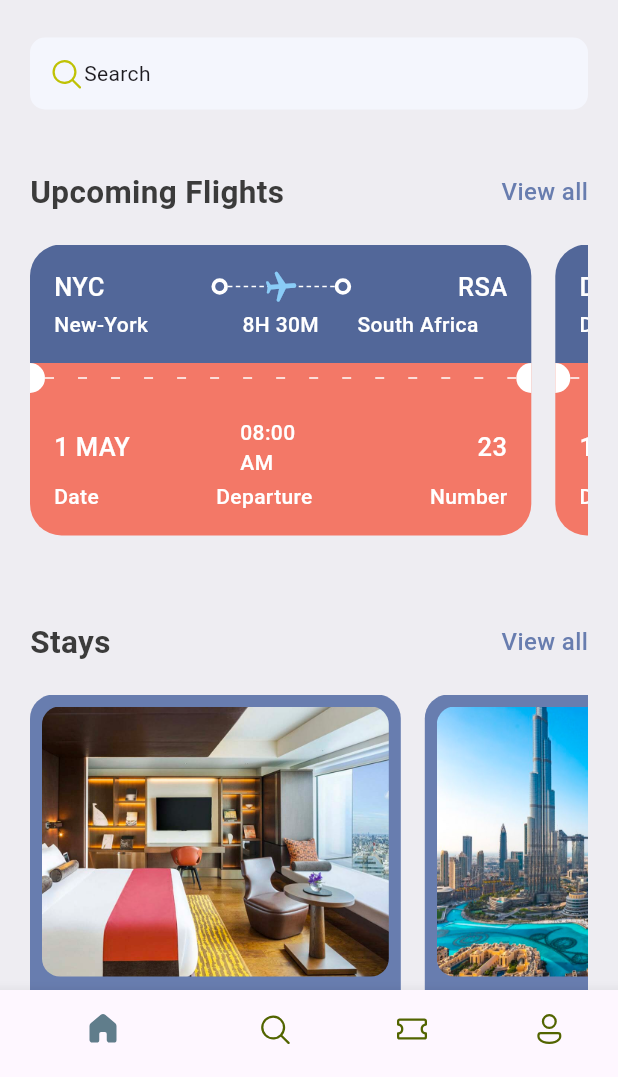
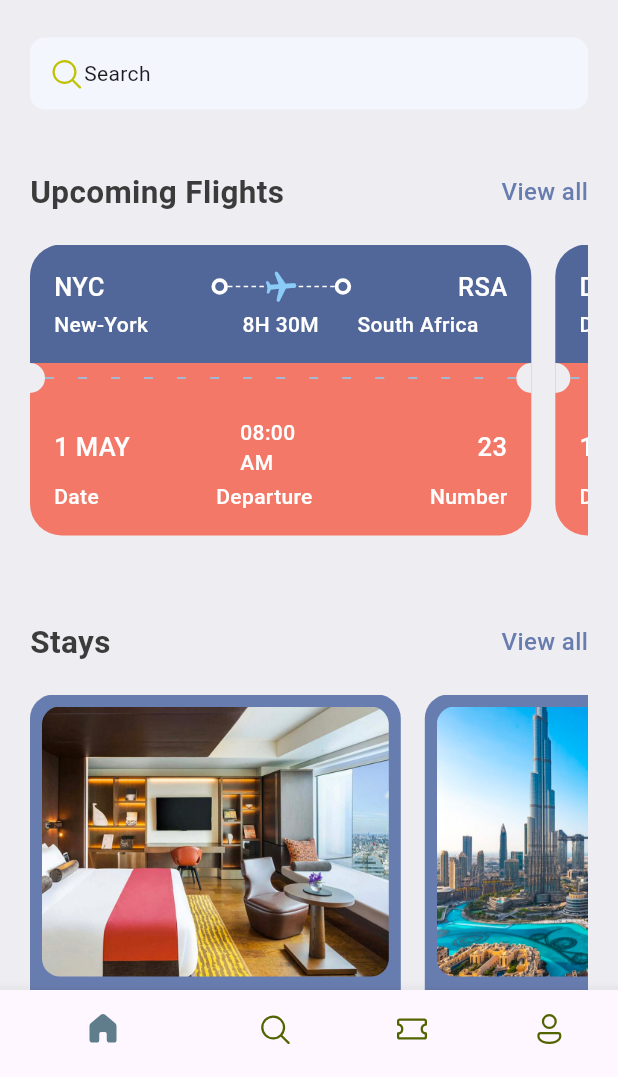
Before and after one commit to Gontse/ticket_app, a Flutter app: the screen it shows after launch, on a phone screen of 412 x 824 dp, the part 159-1236 px from its top. Run offline on Flutter 3.47's test engine with Material 3 defaults, Android fonts, the phone set to English and light mode, and no system bars; our stand-ins replace fluentui_icons.

Commit message:
Ticket White Color Update

```diff
--- a/lib/Core/Widgets/big_circle.dart
+++ b/lib/Core/Widgets/big_circle.dart
@@ -13,7 +13,7 @@ class BigCircle extends StatelessWidget {
       width: 10,
       child: DecoratedBox(
         decoration: BoxDecoration(
-            color: Colors.white,
+            color: AppStyles.bgColor,
             borderRadius: isRight == true
                 ? const BorderRadius.only(
                 topRight: Radius.circular(10),
--- a/lib/Core/Widgets/ticket_view.dart
+++ b/lib/Core/Widgets/ticket_view.dart
@@ -110,7 +110,7 @@ class TicketView extends StatelessWidget {
               ),
               Container(
                 height: 20,
-                color: AppStyles.ticketOrange,
+                color: isColor == null ? AppStyles.ticketOrange : AppStyles.ticketWhite,
                 child: const Row(
                   children: [
                     BigCircle(
@@ -119,6 +119,7 @@ class TicketView extends StatelessWidget {
                     Expanded(
                         child: AppLayoutBuilderWidget(
                       randomDivider: 20,
+                      isColor: true,
                       width: 6,
                     )),
                     BigCircle(
--- a/lib/res/Styles/app_styles.dart
+++ b/lib/res/Styles/app_styles.dart
@@ -11,7 +11,7 @@ class AppStyles {
   static Color planeColor = const Color(0xFFBFC2DF);
   static Color findTicketColor = const Color(0xD91130CE);
   static Color circleColor = const Color(0xFF189999);
-  static Color ticketWhite = const Color(0x00ffffff);
+  static Color ticketWhite =  Colors.white;
   static Color ticketBigDotSecondaryColor = const Color(0xFF8ACCF7);
 
   static TextStyle textStyle = TextStyle(
```
